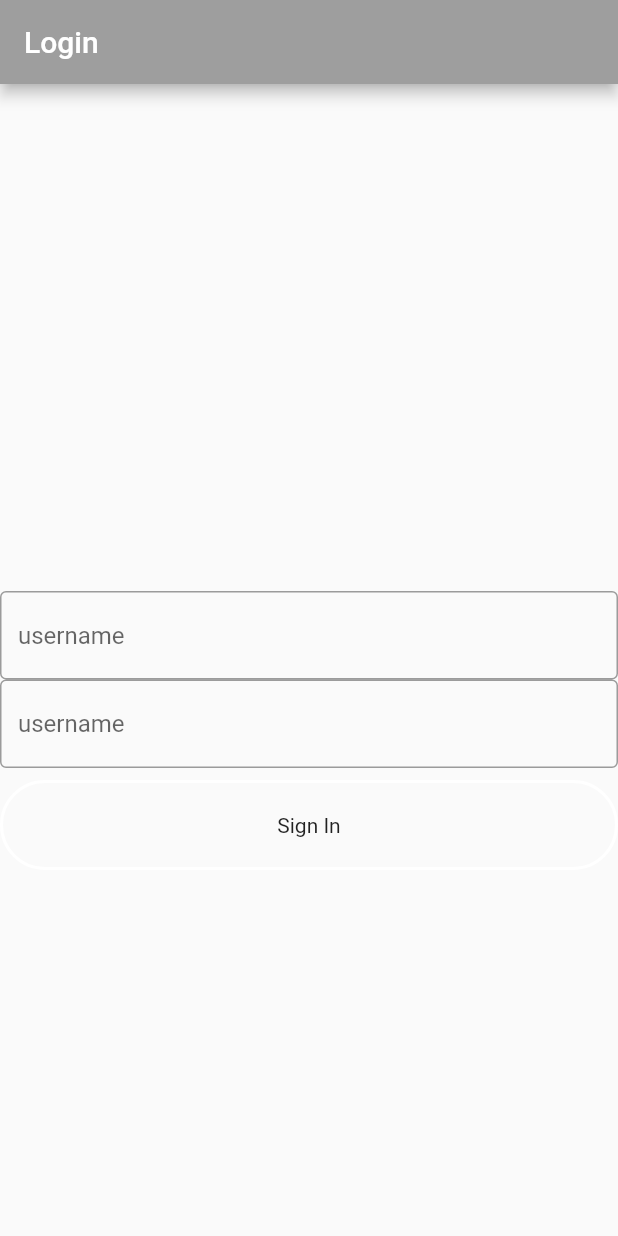
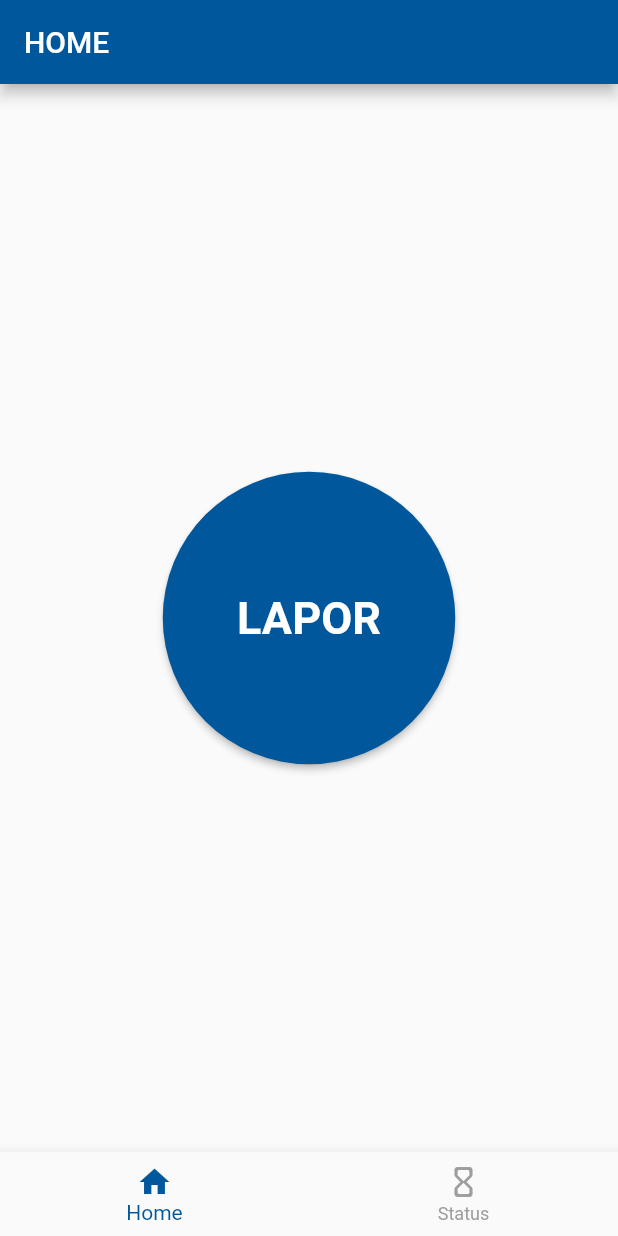
Before and after one commit to PrayogaBismaPutraSeza/report_absen, a Flutter app: the screen it shows after launch, on a phone screen of 412 x 824 dp. Run offline on Flutter 3.47's test engine with Material 2 defaults, Android fonts, the phone set to English and light mode, and no system bars.

Commit message:
navbar home

```diff
--- a/lib/main.dart
+++ b/lib/main.dart
@@ -1,4 +1,5 @@
 import 'package:flutter/material.dart';
+import 'package:report_absen/view/home.dart';
 import 'package:report_absen/view/login_screen.dart';
 
 void main() => runApp(MyApp());
@@ -10,7 +11,7 @@ class MyApp extends StatelessWidget {
       debugShowCheckedModeBanner: false,
       title: 'Report',
       theme: ThemeData(primaryColor: Colors.grey),
-      home: LoginScreen(),
+      home: HomeScreen(),
     );
   }
 }
--- /dev/null
+++ b/lib/view/home.dart
@@ -0,0 +1,69 @@
+import 'package:flutter/cupertino.dart';
+import 'package:flutter/material.dart';
+import 'package:report_absen/view/login_screen.dart';
+
+class HomeScreen extends StatefulWidget {
+  const HomeScreen({ Key? key }) : super(key: key);
+
+  @override
+  _HomeScreenState createState() => _HomeScreenState();
+}
+
+class _HomeScreenState extends State<HomeScreen> {
+  int _selectedNavbar = 0;
+
+  final _widgetOptions = [
+    LoginScreen(),
+  ];
+
+  void _changeSelectedNavBar(int index) {
+    setState(() {
+      _selectedNavbar = index;
+    });
+  }
+
+  @override
+  Widget build(BuildContext context) {
+    return Scaffold(
+      appBar: AppBar(title: Text("HOME"), backgroundColor: Colors.lightBlue[900],),
+      body: Center(
+        child: Container(
+          child: Column(
+            mainAxisAlignment: MainAxisAlignment.center,
+            children: [
+               Container(
+                 width: 195,
+                 height: 195,
+                 child: RaisedButton(
+                    onPressed: () {},
+                    color: Colors.lightBlue[900],
+                    shape: RoundedRectangleBorder(
+                        borderRadius: BorderRadius.circular(100)),
+                    child: Text("LAPOR", style: TextStyle(fontSize: 30, fontWeight: FontWeight.bold)), textColor: Colors.white,
+                  ),
+               ),
+            ],
+          ),
+        ),
+      ),
+
+      bottomNavigationBar: BottomNavigationBar(
+        items: const <BottomNavigationBarItem>[
+          BottomNavigationBarItem(
+            icon: Icon(Icons.home),
+            title: Text('Home'),
+          ),
+          BottomNavigationBarItem(
+            icon: Icon(Icons.hourglass_empty_rounded),
+            title: Text('Status'),
+          ),
+        ],
+        currentIndex: _selectedNavbar,
+        selectedItemColor: Colors.lightBlue[900],
+        unselectedItemColor: Colors.grey,
+        showUnselectedLabels: true,
+        onTap: _changeSelectedNavBar,
+      ),
+    );
+  }
+}
```
